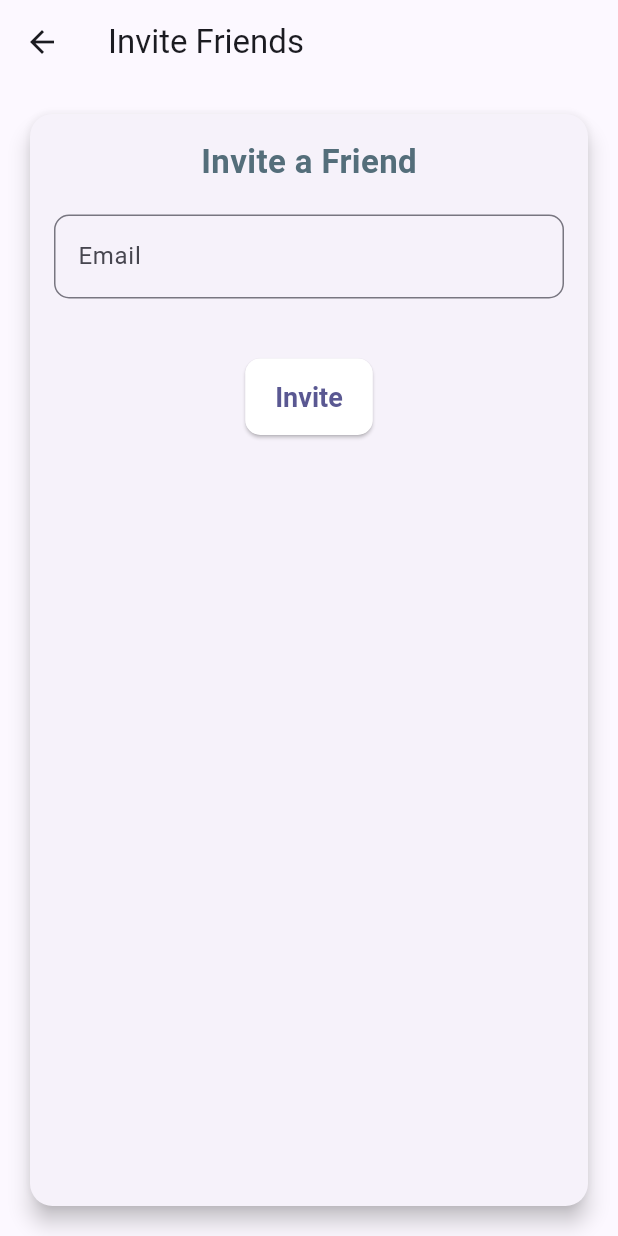
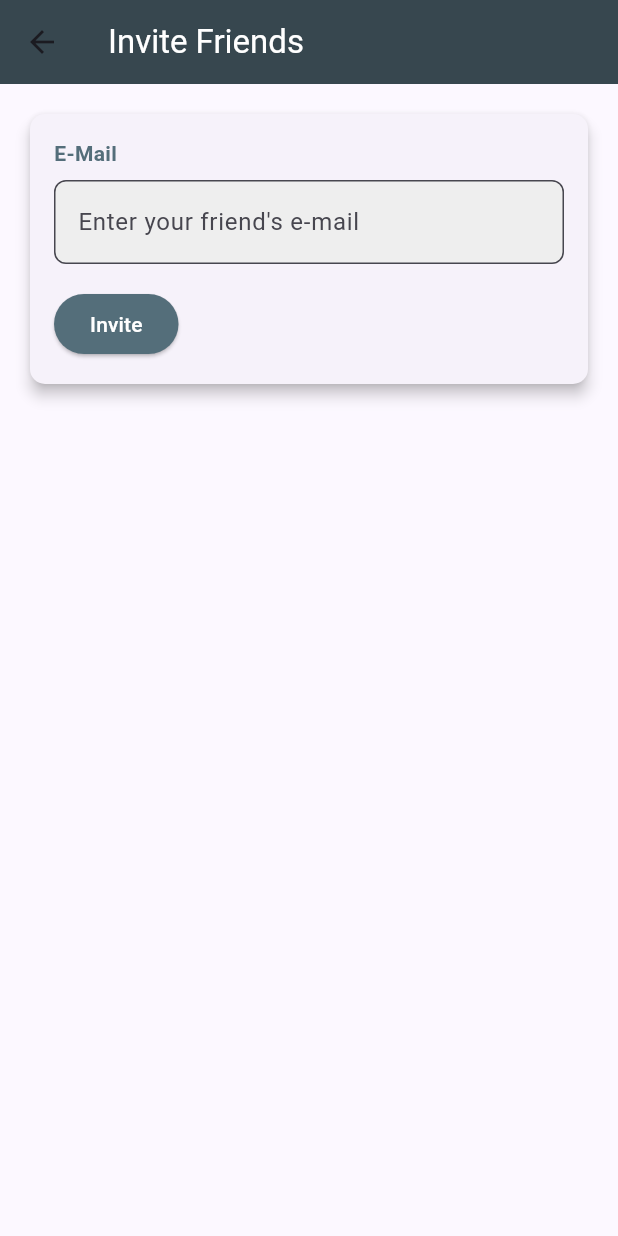
Before and after one commit to beyzacoban/OUA-Bootcamp-2024, a Flutter app: the SettingsPage screen opened directly, after a tap on "Invite Friends", on a phone screen of 412 x 824 dp. Run offline on Flutter 3.47's test engine with Material 3 defaults, Android fonts, the phone set to English and light mode, and no system bars; our stand-ins replace firebase_auth, firebase_core, flutter_dotenv, image_picker, shared_preferences; accounts and stored records are empty.

```diff
--- a/lib/pages/friends_page.dart
+++ b/lib/pages/friends_page.dart
@@ -40,7 +40,9 @@ class _FriendsPageState extends State<FriendsPage> {
                 Navigator.push(
                   context,
                   MaterialPageRoute(
-                    builder: (context) => ChatPage(friendName: friend),
+                    builder: (context) => ChatPage(
+                      friendName: friend,
+                    ),
                   ),
                 );
               },
--- a/lib/pages/profile_page.dart
+++ b/lib/pages/profile_page.dart
@@ -149,7 +149,10 @@ class _ProfilePageState extends State<ProfilePage> {
                 ),
               );
             },
-            icon: const Icon(Icons.save),
+            icon: const Icon(
+              Icons.save,
+              color: Color(0xFF37474F),
+            ),
             label: const Text('Save'),
             style: ElevatedButton.styleFrom(
               padding:
--- a/lib/pages/settings_page.dart
+++ b/lib/pages/settings_page.dart
@@ -62,7 +62,8 @@ class _SettingsPageState extends State<SettingsPage> {
   Widget build(BuildContext context) {
     return Scaffold(
       appBar: AppBar(
-        title: const Text('Settings'),
+        title: const Text('Settings', style: TextStyle(color: Colors.white)),
+        backgroundColor: const Color(0xFF37474F),
       ),
       body: Padding(
         padding: const EdgeInsets.all(16.0),
@@ -70,21 +71,21 @@ class _SettingsPageState extends State<SettingsPage> {
           children: <Widget>[
             if (_isLoggedIn)
               ListTile(
-                leading: const Icon(Icons.person_add),
+                leading: const Icon(Icons.person_add, color: Color(0xFF546E7A)),
                 title: const Text('Invite Friends'),
                 onTap: () {
                   _navigateToInviteScreen(context);
                 },
               ),
             ListTile(
-              leading: const Icon(Icons.help),
+              leading: const Icon(Icons.help, color: Color(0xFF546E7A)),
               title: const Text('Help'),
               onTap: () {
                 _navigateToHelpScreen(context);
               },
             ),
             ListTile(
-              leading: const Icon(Icons.logout),
+              leading: const Icon(Icons.logout, color: Color(0xFF546E7A)),
               title: const Text('Log out'),
               onTap: () {
                 _showSignOutDialog(context);
@@ -149,6 +150,7 @@ class HelpScreen extends StatelessWidget {
     return Scaffold(
       appBar: AppBar(
         title: const Text('Help'),
+        backgroundColor: const Color(0xFF37474F),
       ),
       body: const Padding(
         padding: EdgeInsets.all(16.0),
@@ -165,14 +167,12 @@ class HelpScreen extends StatelessWidget {
                 children: [
                   Row(
                     children: [
-                      Text(
-                        '• ',
-                        style: TextStyle(
-                          fontSize: 20,
-                          fontWeight: FontWeight.bold,
+                      Icon(
+                        Icons.help_outline,
+                        size: 20,
                         color: Color(0xFF546E7A),
                       ),
-                      ),
+                      SizedBox(width: 8),
                       Text(
                         'Help Information',
                         style: TextStyle(
@@ -192,14 +192,12 @@ class HelpScreen extends StatelessWidget {
                   SizedBox(height: 16),
                   Row(
                     children: [
-                      Text(
-                        '• ',
-                        style: TextStyle(
-                          fontSize: 20,
-                          fontWeight: FontWeight.bold,
+                      Icon(
+                        Icons.start,
+                        size: 20,
                         color: Color(0xFF546E7A),
                       ),
-                      ),
+                      SizedBox(width: 8),
                       Text(
                         'Getting Started',
                         style: TextStyle(
@@ -229,14 +227,12 @@ class HelpScreen extends StatelessWidget {
                   SizedBox(height: 16),
                   Row(
                     children: [
-                      Text(
-                        '• ',
-                        style: TextStyle(
-                          fontSize: 20,
-                          fontWeight: FontWeight.bold,
+                      Icon(
+                        Icons.add,
+                        size: 20,
                         color: Color(0xFF546E7A),
                       ),
-                      ),
+                      SizedBox(width: 8),
                       Text(
                         'Additional features',
                         style: TextStyle(
@@ -260,14 +256,12 @@ class HelpScreen extends StatelessWidget {
                   SizedBox(height: 16),
                   Row(
                     children: [
-                      Text(
-                        '• ',
-                        style: TextStyle(
-                          fontSize: 20,
-                          fontWeight: FontWeight.bold,
+                      Icon(
+                        Icons.contact_mail,
+                        size: 20,
                         color: Color(0xFF546E7A),
                       ),
-                      ),
+                      SizedBox(width: 8),
                       Text(
                         'Contact Us',
                         style: TextStyle(
@@ -302,83 +296,59 @@ class InviteScreen extends StatefulWidget {
 
 class _InviteScreenState extends State<InviteScreen> {
   final TextEditingController emailController = TextEditingController();
-  final TextEditingController passwordController = TextEditingController();
-  String? errorMessage;
+  String? successMessage;
 
-  Future<void> createUser() async {
-    try {
-      await FirebaseAuth.instance.createUserWithEmailAndPassword(
-        email: emailController.text,
-        password: passwordController.text,
-      );
+  void inviteFriend() {
     setState(() {
-        emailController.clear();
-        passwordController.clear();
-        errorMessage = null;
-      });
-    } on FirebaseAuthException catch (e) {
-      setState(() {
-        errorMessage = e.message;
+      if (emailController.text.isNotEmpty) {
+        successMessage = "Invitation sent";
+      }
     });
   }
-  }
 
-  Widget buildRegisterForm() {
-    return Card(
-      elevation: 6,
-      shape: RoundedRectangleBorder(
-        borderRadius: BorderRadius.circular(15.0),
-      ),
-      child: Padding(
-        padding: const EdgeInsets.all(16.0),
-        child: Column(
+  Widget buildInviteForm() {
+    return Column(
+      crossAxisAlignment: CrossAxisAlignment.start,
       children: [
         const Text(
-              'Invite a Friend',
+          'E-Mail',
           style: TextStyle(
-                fontSize: 22,
+            color: Color(0xFF546E7A),
             fontWeight: FontWeight.bold,
-                color: Color(0xFF546E7A),
           ),
         ),
-            const SizedBox(height: 20),
+        const SizedBox(height: 8.0),
         TextField(
           controller: emailController,
           decoration: InputDecoration(
-                labelText: 'Email',
+            hintText: 'Enter your friend\'s e-mail',
+            filled: true,
+            fillColor: Colors.grey[200],
             border: OutlineInputBorder(
-                  borderRadius: BorderRadius.circular(10.0),
+              borderRadius: BorderRadius.circular(8.0),
             ),
           ),
         ),
-            const SizedBox(height: 20),
-            if (errorMessage != null)
-              Text(
-                errorMessage!,
-                style: const TextStyle(
-                  color: Color.fromARGB(255, 6, 3, 3),
-                ),
-              ),
-            const SizedBox(height: 20),
+        const SizedBox(height: 16.0),
         ElevatedButton(
-              onPressed: createUser,
+          onPressed: inviteFriend,
           style: ElevatedButton.styleFrom(
-                backgroundColor: const Color.fromARGB(255, 255, 255, 255),
-                shape: RoundedRectangleBorder(
-                  borderRadius: BorderRadius.circular(10.0),
-                ),
-                padding:
-                    const EdgeInsets.symmetric(horizontal: 20, vertical: 15),
-                textStyle: const TextStyle(
-                    fontSize: 18,
-                    fontWeight: FontWeight.bold,
-                    color: Color(0xFF546E7A)),
+            foregroundColor: Colors.white,
+            backgroundColor: const Color(0xFF546E7A),
           ),
           child: const Text('Invite'),
         ),
-          ],
+        if (successMessage != null) ...[
+          const SizedBox(height: 16.0),
+          Text(
+            successMessage!,
+            style: const TextStyle(
+              color: Colors.green,
+              fontWeight: FontWeight.bold,
             ),
           ),
+        ],
+      ],
     );
   }
 
@@ -386,11 +356,24 @@ class _InviteScreenState extends State<InviteScreen> {
   Widget build(BuildContext context) {
     return Scaffold(
       appBar: AppBar(
-        title: const Text('Invite Friends'),
+        title:
+            const Text('Invite Friends', style: TextStyle(color: Colors.white)),
+        backgroundColor: const Color(0xFF37474F),
       ),
       body: Padding(
         padding: const EdgeInsets.all(16.0),
-        child: buildRegisterForm(),
+        child: SingleChildScrollView(
+          child: Card(
+            elevation: 4,
+            shape: const RoundedRectangleBorder(
+              borderRadius: BorderRadius.all(Radius.circular(10.0)),
+            ),
+            child: Padding(
+              padding: const EdgeInsets.all(16.0),
+              child: buildInviteForm(),
+            ),
+          ),
+        ),
       ),
     );
   }
--- a/pubspec.yaml
+++ b/pubspec.yaml
@@ -23,6 +23,7 @@ dependencies:
   provider: ^6.1.2
   cloud_firestore: ^4.15.8
   google_generative_ai: ^0.4.3
+  flutter_dotenv: ^5.1.0
 
 dev_dependencies:
   flutter_test:
```
Also changed, not shown: lib/main.dart (+9 -2 lines), lib/pages/project_addition_page.dart (+18 -16 lines), lib/firebase_options.dart (added), pubspec.lock, 1 other file. Lines whose indentation alone changed are shown as unchanged.
